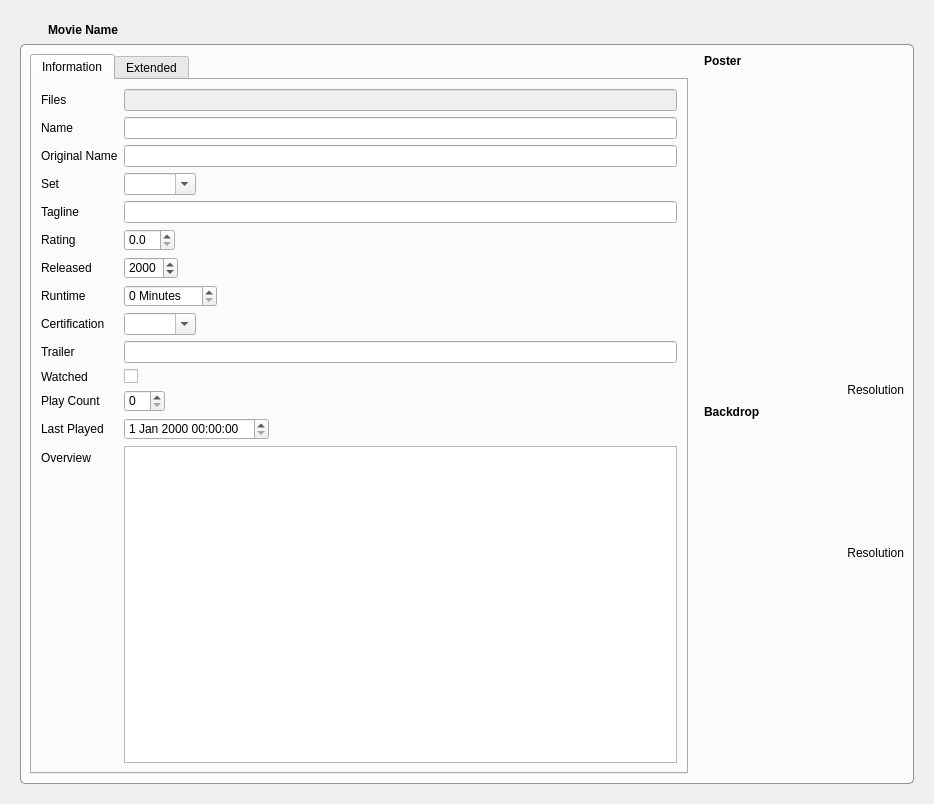
Old version of the form movies/MovieWidget.ui in the repository Komet/MediaElch.
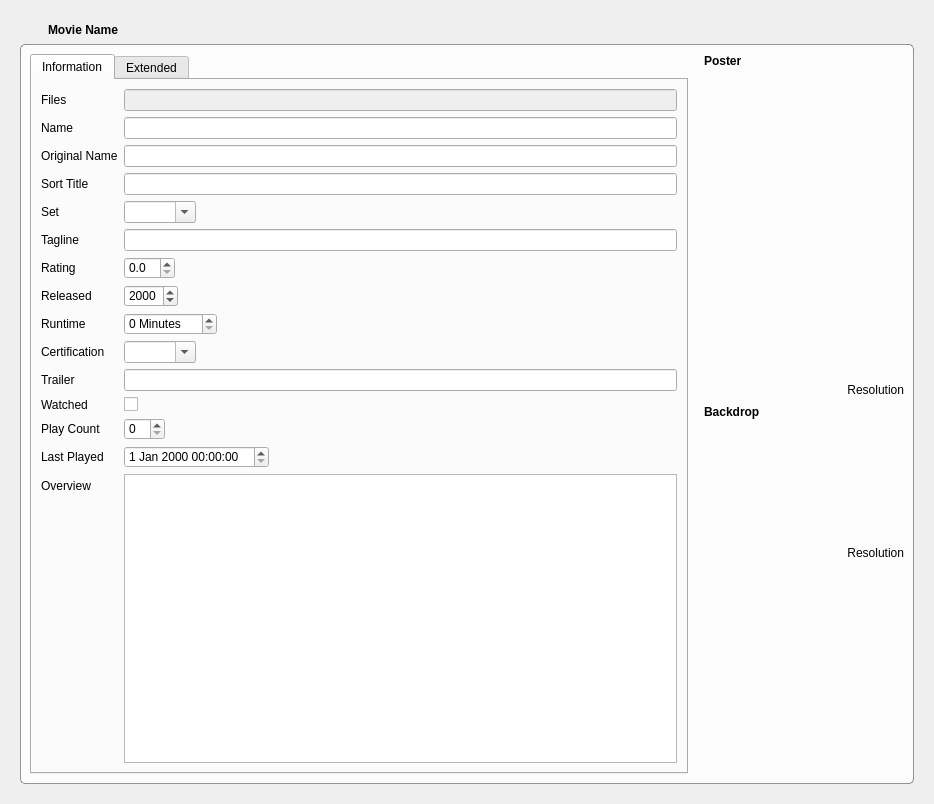
New version of the form. Icons and pictures are not drawn. Custom widgets are drawn as their Qt base class.

```diff
--- a/movies/MovieWidget.ui
+++ b/movies/MovieWidget.ui
@@ -136,14 +136,14 @@
               <item row="3" column="1">
                <widget class="QLineEdit" name="originalName"/>
               </item>
-              <item row="4" column="0">
+              <item row="5" column="0">
                <widget class="QLabel" name="label_12">
                 <property name="text">
                  <string>Set</string>
                 </property>
                </widget>
               </item>
-              <item row="4" column="1">
+              <item row="5" column="1">
                <widget class="QComboBox" name="set">
                 <property name="editable">
                  <bool>true</bool>
@@ -153,45 +153,45 @@
                 </property>
                </widget>
               </item>
-              <item row="5" column="0">
+              <item row="6" column="0">
                <widget class="QLabel" name="label_6">
                 <property name="text">
                  <string>Tagline</string>
                 </property>
                </widget>
               </item>
-              <item row="5" column="1">
+              <item row="6" column="1">
                <widget class="QLineEdit" name="tagline"/>
               </item>
-              <item row="6" column="0">
+              <item row="7" column="0">
                <widget class="QLabel" name="label_4">
                 <property name="text">
                  <string>Rating</string>
                 </property>
                </widget>
               </item>
-              <item row="7" column="0">
+              <item row="8" column="0">
                <widget class="QLabel" name="label_5">
                 <property name="text">
                  <string>Released</string>
                 </property>
                </widget>
               </item>
-              <item row="7" column="1">
+              <item row="8" column="1">
                <widget class="QDateEdit" name="released">
                 <property name="displayFormat">
                  <string>yyyy</string>
                 </property>
                </widget>
               </item>
-              <item row="10" column="0">
+              <item row="11" column="0">
                <widget class="QLabel" name="label_8">
                 <property name="text">
                  <string>Certification</string>
                 </property>
                </widget>
               </item>
-              <item row="10" column="1">
+              <item row="11" column="1">
                <widget class="QComboBox" name="certification">
                 <property name="editable">
                  <bool>true</bool>
@@ -201,72 +201,72 @@
                 </property>
                </widget>
               </item>
-              <item row="11" column="0">
+              <item row="12" column="0">
                <widget class="QLabel" name="label_9">
                 <property name="text">
                  <string>Trailer</string>
                 </property>
                </widget>
               </item>
-              <item row="11" column="1">
+              <item row="12" column="1">
                <widget class="QLineEdit" name="trailer"/>
               </item>
-              <item row="13" column="0">
+              <item row="14" column="0">
                <widget class="QLabel" name="label_10">
                 <property name="text">
                  <string>Play Count</string>
                 </property>
                </widget>
               </item>
-              <item row="14" column="0">
+              <item row="15" column="0">
                <widget class="QLabel" name="label_11">
                 <property name="text">
                  <string>Last Played</string>
                 </property>
                </widget>
               </item>
-              <item row="14" column="1">
+              <item row="15" column="1">
                <widget class="QDateTimeEdit" name="lastPlayed"/>
               </item>
-              <item row="15" column="0">
+              <item row="16" column="0">
                <widget class="QLabel" name="label_15">
                 <property name="text">
                  <string>Overview</string>
                 </property>
                </widget>
               </item>
-              <item row="15" column="1">
+              <item row="16" column="1">
                <widget class="QTextEdit" name="overview"/>
               </item>
-              <item row="12" column="0">
+              <item row="13" column="0">
                <widget class="QLabel" name="label_20">
                 <property name="text">
                  <string>Watched</string>
                 </property>
                </widget>
               </item>
-              <item row="12" column="1">
+              <item row="13" column="1">
                <widget class="QCheckBox" name="watched">
                 <property name="text">
                  <string/>
                 </property>
                </widget>
               </item>
-              <item row="8" column="0">
+              <item row="9" column="0">
                <widget class="QLabel" name="label_7">
                 <property name="text">
                  <string>Runtime</string>
                 </property>
                </widget>
               </item>
-              <item row="13" column="1">
+              <item row="14" column="1">
                <widget class="QSpinBox" name="playcount">
                 <property name="maximum">
                  <number>99</number>
                 </property>
                </widget>
               </item>
-              <item row="6" column="1">
+              <item row="7" column="1">
                <widget class="QDoubleSpinBox" name="rating">
                 <property name="decimals">
                  <number>1</number>
@@ -276,7 +276,7 @@
                 </property>
                </widget>
               </item>
-              <item row="8" column="1">
+              <item row="9" column="1">
                <widget class="QSpinBox" name="runtime">
                 <property name="suffix">
                  <string> Minutes</string>
@@ -286,6 +286,16 @@
                 </property>
                </widget>
               </item>
+              <item row="4" column="1">
+               <widget class="QLineEdit" name="sortTitle"/>
+              </item>
+              <item row="4" column="0">
+               <widget class="QLabel" name="label_21">
+                <property name="text">
+                 <string>Sort Title</string>
+                </property>
+               </widget>
+              </item>
              </layout>
             </item>
            </layout>
```
Left out of the diff: 30 changed lines with no effect on the pictures.
